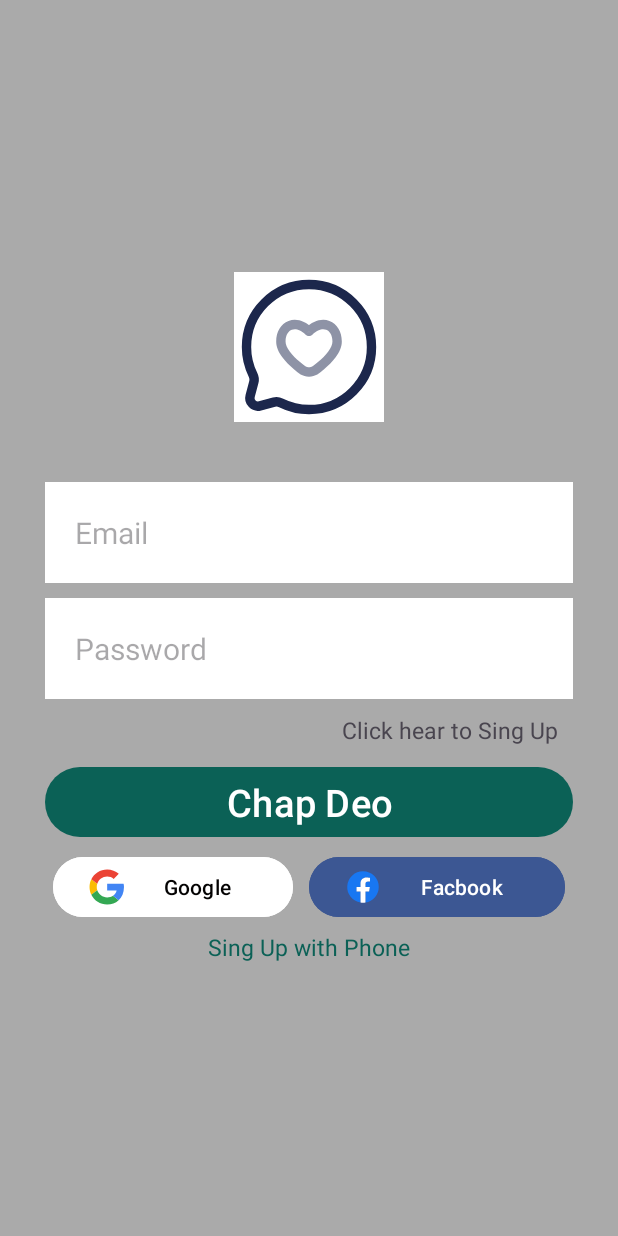
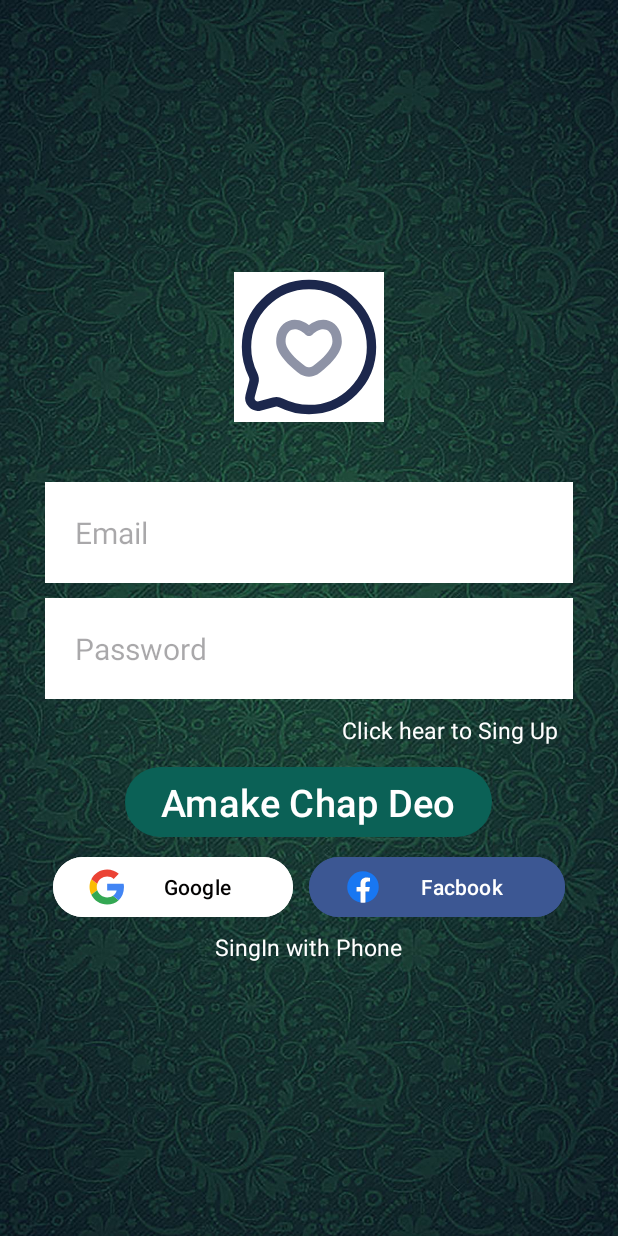
Before and after one commit to Zohirul369/Chatting_Application, an Android app: the SingInActivity screen opened directly, with no data from a screen before it, on a phone screen of 412 x 824 dp. Run offline under Robolectric (Android 15) with nearby library versions, the phone set to English and light mode, and no system bars.

Commit message:
FireBase Add

```diff
--- a/app/build.gradle.kts
+++ b/app/build.gradle.kts
@@ -1,6 +1,7 @@
 @Suppress("DSL_SCOPE_VIOLATION") // TODO: Remove once KTIJ-19369 is fixed
 plugins {
     alias(libs.plugins.androidApplication)
+    id("com.google.gms.google-services")
 }
 
 android {
@@ -40,6 +41,8 @@ dependencies {
     implementation(libs.appcompat)
     implementation(libs.material)
     implementation(libs.constraintlayout)
+    implementation(libs.firebase.auth)
+    implementation(libs.firebase.database)
     testImplementation(libs.junit)
     androidTestImplementation(libs.androidx.test.ext.junit)
     androidTestImplementation(libs.espresso.core)
--- a/app/src/main/AndroidManifest.xml
+++ b/app/src/main/AndroidManifest.xml
@@ -15,8 +15,8 @@
         <activity
             android:name=".SingInActivity"
             android:exported="true">
+        </activity>
 
-        </activity>
         <activity
             android:name=".SingUpActivity"
             android:exported="true">
@@ -26,11 +26,12 @@
                 <category android:name="android.intent.category.LAUNCHER" />
             </intent-filter>
         </activity>
+
         <activity
             android:name=".MainActivity"
             android:exported="true">
+        </activity>
 
-        </activity>
     </application>
 
 </manifest>
--- a/app/src/main/res/layout/activity_sing_in.xml
+++ b/app/src/main/res/layout/activity_sing_in.xml
@@ -7,7 +7,7 @@
     tools:context=".SingInActivity"
     android:gravity="center"
     android:orientation="vertical"
-    android:background="@android:color/darker_gray">
+    android:background="@drawable/background_image">
 
     <LinearLayout
         android:layout_width="match_parent"
@@ -56,15 +56,16 @@
             android:layout_width="wrap_content"
             android:layout_height="wrap_content"
             android:layout_gravity="right"
+            android:textColor="@color/white"
             android:padding="10dp"
             android:text="Click hear to Sing Up"
             android:textSize="15dp" />
 
         <Button
             android:id="@+id/submit_button"
-            android:layout_width="match_parent"
+            android:layout_width="wrap_content"
             android:layout_height="wrap_content"
-            android:text="Chap Deo"
+            android:text="Amake Chap Deo"
             android:textSize="25dp" />
 
         <LinearLayout
@@ -96,13 +97,13 @@
         </LinearLayout>
 
         <TextView
-            android:id="@+id/sing_up_with_phone"
+            android:id="@+id/singIn_with_phone"
             android:layout_width="wrap_content"
             android:layout_height="wrap_content"
             android:layout_weight="1"
-            android:textSize="15dp"
-            android:textColor="@color/colorPrimary"
-            android:text="Sing Up with Phone" />
+            android:text="SingIn with Phone"
+            android:textColor="@color/white"
+            android:textSize="15dp" />
 
     </LinearLayout>
 
--- a/build.gradle.kts
+++ b/build.gradle.kts
@@ -1,3 +1,8 @@
+buildscript {
+    dependencies {
+        classpath("com.google.gms:google-services:4.4.0")
+    }
+}
 // Top-level build file where you can add configuration options common to all sub-projects/modules.
 @Suppress("DSL_SCOPE_VIOLATION") // TODO: Remove once KTIJ-19369 is fixed
 plugins {
--- a/gradle/libs.versions.toml
+++ b/gradle/libs.versions.toml
@@ -6,6 +6,8 @@ espresso-core = "3.5.1"
 appcompat = "1.6.1"
 material = "1.10.0"
 constraintlayout = "2.1.4"
+firebase-auth = "22.2.0"
+firebase-database = "20.3.0"
 
 [libraries]
 junit = { group = "junit", name = "junit", version.ref = "junit" }
@@ -14,6 +16,8 @@ espresso-core = { group = "androidx.test.espresso", name = "espresso-core", vers
 appcompat = { group = "androidx.appcompat", name = "appcompat", version.ref = "appcompat" }
 material = { group = "com.google.android.material", name = "material", version.ref = "material" }
 constraintlayout = { group = "androidx.constraintlayout", name = "constraintlayout", version.ref = "constraintlayout" }
+firebase-auth = { group = "com.google.firebase", name = "firebase-auth", version.ref = "firebase-auth" }
+firebase-database = { group = "com.google.firebase", name = "firebase-database", version.ref = "firebase-database" }
 
 [plugins]
 androidApplication = { id = "com.android.application", version.ref = "agp" }
```
Also changed, not shown: app/src/main/java/com/example/chatting_application/SingUpActivity.java (+18 -1 lines), app/src/main/res/layout/activity_sing_up.xml (+6 -5 lines), app/src/main/res/drawable/background_image.jpg (added).
